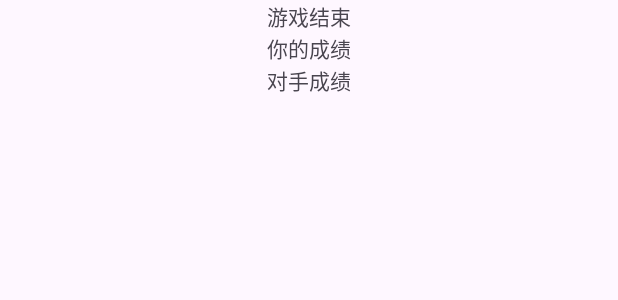
After one commit to FragrantOrchid/AircraftWar2024, an Android app: the layout online_record.xml on its own in the app's theme, with its tools: preview values and no code run, on a phone screen of 412 x 824 dp. The commit adds this screen. Shown: the top 300 px of the screen. Run offline under Robolectric (Android 15) with nearby library versions, the phone set to English and light mode, and no system bars.

Commit message:
框架写完，不知道能不能运行
2024/6/20-12：58

```diff
--- /dev/null
+++ b/app/src/main/res/layout/online_record.xml
@@ -0,0 +1,22 @@
+<?xml version="1.0" encoding="utf-8"?>
+<LinearLayout xmlns:android="http://schemas.android.com/apk/res/android"
+    android:layout_width="match_parent"
+    android:layout_height="match_parent"
+    android:orientation="vertical"
+    android:gravity="center_horizontal">
+    <TextView
+        android:layout_width="wrap_content"
+        android:layout_height="wrap_content"
+        android:text="游戏结束"/>
+    <TextView
+        android:id="@+id/your_score"
+        android:layout_width="wrap_content"
+        android:layout_height="wrap_content"
+        android:text="你的成绩"/>
+    <TextView
+        android:id="@+id/enemy_score"
+        android:layout_width="wrap_content"
+        android:layout_height="wrap_content"
+        android:text="对手成绩"/>
+
+</LinearLayout>
```
Also changed, not shown: app/src/main/java/cn/org/orchid/aircraftwar2024/activity/OnlineActivity.java (+33 -3 lines), app/src/main/java/cn/org/orchid/aircraftwar2024/game/BaseGame.java (+27 -15 lines).
